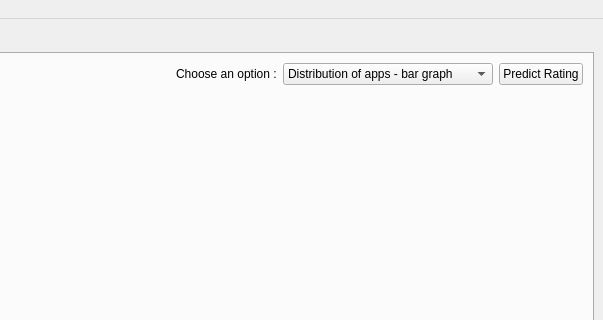
Qt form venv/src/UI/main_window.ui (Shehyaaz/BDA-Project) before a commit; both pictures show x 197 to 800 and y 0 to 320 of the 800 by 600 pixel window.
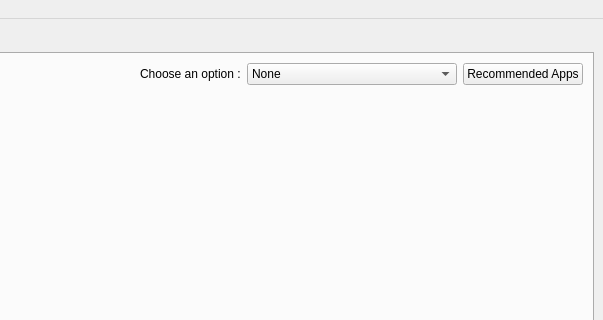
The same form after that commit. The open tabs and pages were chosen to show the change. Icons and pictures are not drawn.

```diff
--- a/venv/src/UI/main_window.ui
+++ b/venv/src/UI/main_window.ui
@@ -166,6 +166,11 @@
                 <verstretch>0</verstretch>
                </sizepolicy>
               </property>
+              <item>
+               <property name="text">
+                <string>None</string>
+               </property>
+              </item>
               <item>
                <property name="text">
                 <string>Distribution of apps - bar graph</string>
@@ -196,7 +201,7 @@
             <item>
              <widget class="QPushButton" name="prediction">
               <property name="text">
-               <string>Predict Rating</string>
+               <string>Recommended Apps</string>
               </property>
              </widget>
             </item>
```
Left out of the diff: 24 changed lines with no effect on the pictures.
